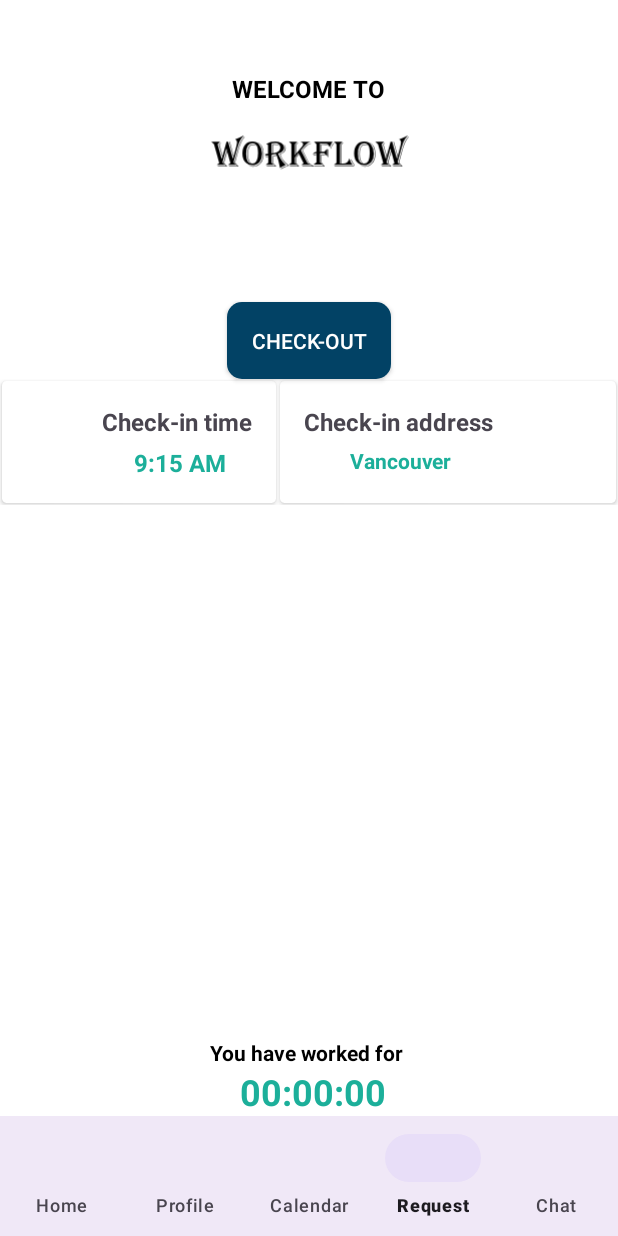
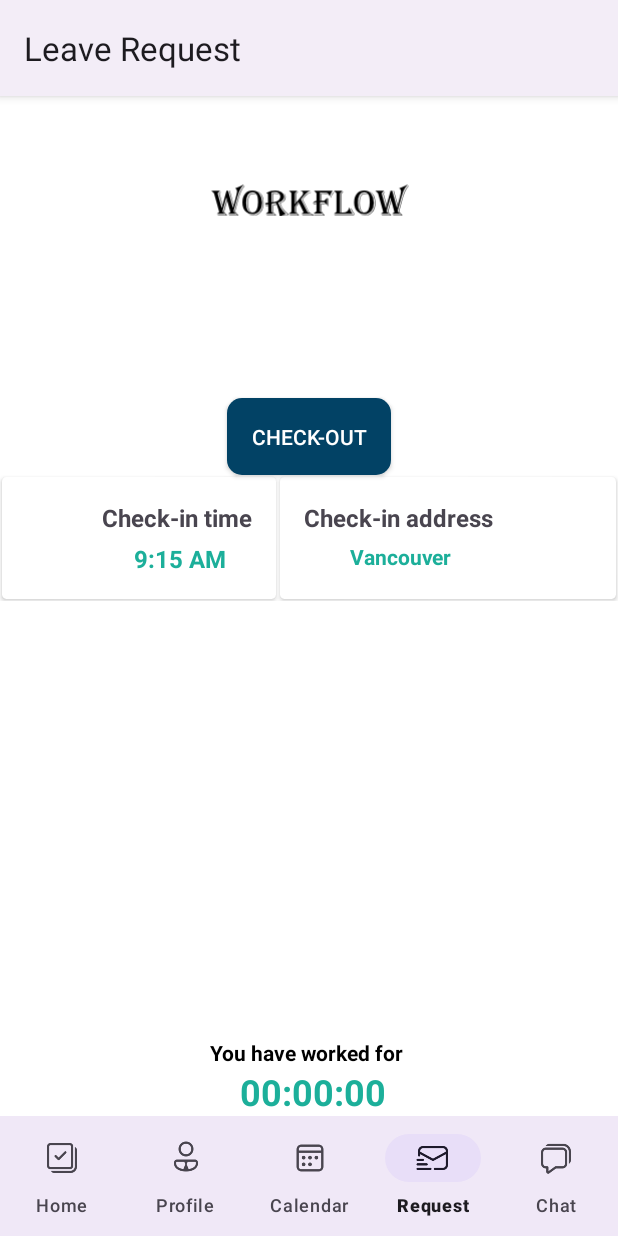
Before and after one commit to shelciajose/F23_3175_G9_WorkFlow, an Android app: the NavigationActivity screen opened directly, with no data from a screen before it, item 4 of the bottom bar chosen, on a phone screen of 412 x 824 dp. Run offline under Robolectric (Android 15) with nearby library versions, the phone set to English and light mode, and no system bars.

Commit message:
Add navigation desing

```diff
--- a/app/src/main/res/menu/workflow_menu.xml
+++ b/app/src/main/res/menu/workflow_menu.xml
@@ -2,18 +2,23 @@
 <menu xmlns:android="http://schemas.android.com/apk/res/android">
     <item
         android:id="@+id/menu_home"
+        android:icon="@drawable/icon_checkin"
         android:title="@string/txtNavHome" />
     <item
         android:id="@+id/menu_profile"
+        android:icon="@drawable/icon_profile"
         android:title="@string/txtNavProfile" />
     <item
         android:id="@+id/menu_calendar"
+        android:icon="@drawable/icon_calendar"
         android:title="@string/txtNavCalendar" />
     <item
         android:id="@+id/menu_leaveRequest"
+        android:icon="@drawable/icon_leave_request"
         android:title="@string/txtNavLeaveRequest" />
     <item
         android:id="@+id/menu_chat"
+        android:icon="@drawable/icon_chat"
         android:title="@string/txtNavChat" />
 <!--    <item-->
 <!--        android:id="@+id/menu_singout"-->
--- a/app/src/main/res/values-night/themes.xml
+++ b/app/src/main/res/values-night/themes.xml
@@ -1,6 +1,6 @@
 <resources xmlns:tools="http://schemas.android.com/tools">
     <!-- Base application theme. -->
-    <style name="Base.Theme.WorkFlow" parent="Theme.Material3.DayNight.NoActionBar">
+    <style name="Base.Theme.WorkFlow" parent="Theme.Material3.DayNight">
         <!-- Customize your dark theme here. -->
         <!-- <item name="colorPrimary">@color/my_dark_primary</item> -->
     </style>
--- a/app/src/main/res/values/themes.xml
+++ b/app/src/main/res/values/themes.xml
@@ -1,6 +1,6 @@
 <resources xmlns:tools="http://schemas.android.com/tools">
     <!-- Base application theme. -->
-    <style name="Base.Theme.WorkFlow" parent="Theme.Material3.DayNight.NoActionBar">
+    <style name="Base.Theme.WorkFlow" parent="Theme.Material3.DayNight">
         <!-- Customize your light theme here. -->
         <!-- <item name="colorPrimary">@color/my_light_primary</item> -->
     </style>
```
Also changed, not shown: app/src/main/res/drawable-v24/icon_calendar.png (added), app/src/main/res/drawable-v24/icon_chat.png (added), app/src/main/res/drawable-v24/icon_checkin.png (added), app/src/main/res/drawable-v24/icon_leave_request.png (added), app/src/main/res/drawable-v24/icon_profile.png (added).
